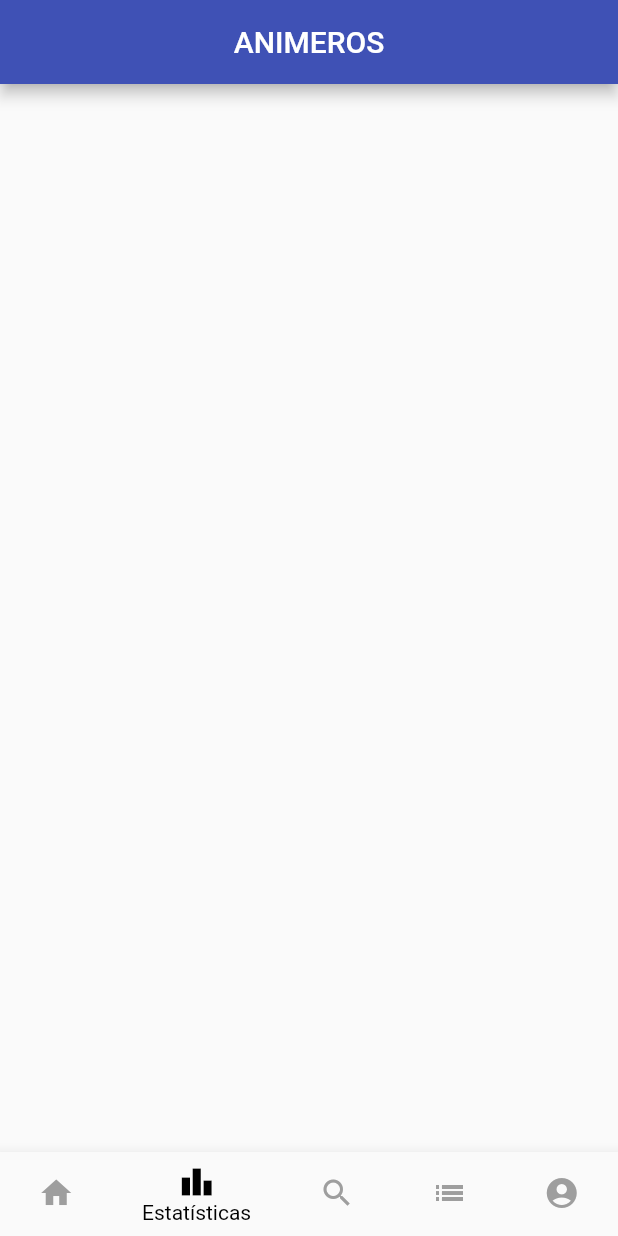
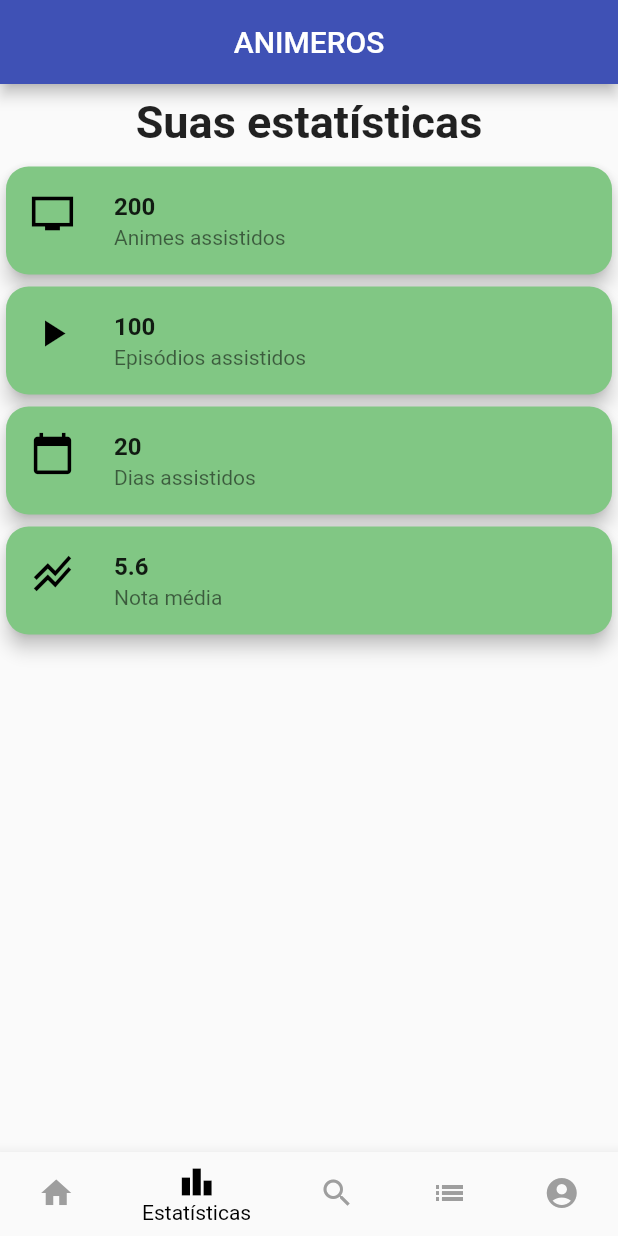
Before and after one commit to gcrz/app-animeros, a Flutter app: the screen it shows after launch, item 2 of the bottom bar chosen, on a phone screen of 412 x 824 dp. Run offline on Flutter 3.47's test engine with Material 2 defaults, Android fonts, the phone set to English and light mode, and no system bars.

Commit message:
WIP - User Statistics

```diff
--- a/app_animeros/lib/view/bottom_navigation_bar.dart
+++ b/app_animeros/lib/view/bottom_navigation_bar.dart
@@ -17,7 +17,7 @@ class BottomNavigationBarState extends State<MyBottomNavigationBar> {
   List<Widget> _pages = [
     Column(),
     //MyHomePage(),
-    Column(),
+    UserStatistics(),
     Column(),
     UserAnimeList(),
     UserProfile(),
--- a/app_animeros/lib/view/screens/statistics.dart
+++ b/app_animeros/lib/view/screens/statistics.dart
@@ -0,0 +1,96 @@
+import 'package:flutter/material.dart';
+
+class UserStatistics extends StatelessWidget {
+  @override
+  Widget build(BuildContext context) {
+    return Center(
+      child: Column(
+        children: [
+          Padding(
+            padding: const EdgeInsets.all(8.0),
+            child: Text(
+              "Suas estatísticas",
+              style: TextStyle(fontSize: 30, fontWeight: FontWeight.bold),
+            ),
+          ),
+          Card(
+              shape: RoundedRectangleBorder(
+                  borderRadius: BorderRadius.circular(15.0)),
+              color: Colors.green[300],
+              elevation: 5,
+              child: Column(mainAxisSize: MainAxisSize.min, children: <Widget>[
+                const ListTile(
+                  leading: Icon(
+                    Icons.tv_sharp,
+                    size: 30,
+                    color: Colors.black,
+                  ),
+                  title: Text(
+                    "200",
+                    style: TextStyle(fontWeight: FontWeight.bold),
+                  ),
+                  subtitle: Text("Animes assistidos"),
+                )
+              ])),
+          Card(
+              shape: RoundedRectangleBorder(
+                  borderRadius: BorderRadius.circular(15.0)),
+              color: Colors.green[300],
+              elevation: 5,
+              child: Column(mainAxisSize: MainAxisSize.min, children: <Widget>[
+                const ListTile(
+                  leading: Icon(
+                    Icons.play_arrow,
+                    size: 30,
+                    color: Colors.black,
+                  ),
+                  title: Text(
+                    "100",
+                    style: TextStyle(fontWeight: FontWeight.bold),
+                  ),
+                  subtitle: Text("Episódios assistidos"),
+                )
+              ])),
+          Card(
+              shape: RoundedRectangleBorder(
+                  borderRadius: BorderRadius.circular(15.0)),
+              color: Colors.green[300],
+              elevation: 5,
+              child: Column(mainAxisSize: MainAxisSize.min, children: <Widget>[
+                const ListTile(
+                  leading: Icon(
+                    Icons.calendar_today,
+                    size: 30,
+                    color: Colors.black,
+                  ),
+                  title: Text(
+                    "20",
+                    style: TextStyle(fontWeight: FontWeight.bold),
+                  ),
+                  subtitle: Text("Dias assistidos"),
+                )
+              ])),
+          Card(
+              shape: RoundedRectangleBorder(
+                  borderRadius: BorderRadius.circular(15.0)),
+              color: Colors.green[300],
+              elevation: 5,
+              child: Column(mainAxisSize: MainAxisSize.min, children: <Widget>[
+                const ListTile(
+                  leading: Icon(
+                    Icons.stacked_line_chart,
+                    size: 30,
+                    color: Colors.black,
+                  ),
+                  title: Text(
+                    "5.6",
+                    style: TextStyle(fontWeight: FontWeight.bold),
+                  ),
+                  subtitle: Text("Nota média"),
+                )
+              ])),
+        ],
+      ),
+    );
+  }
+}
```
